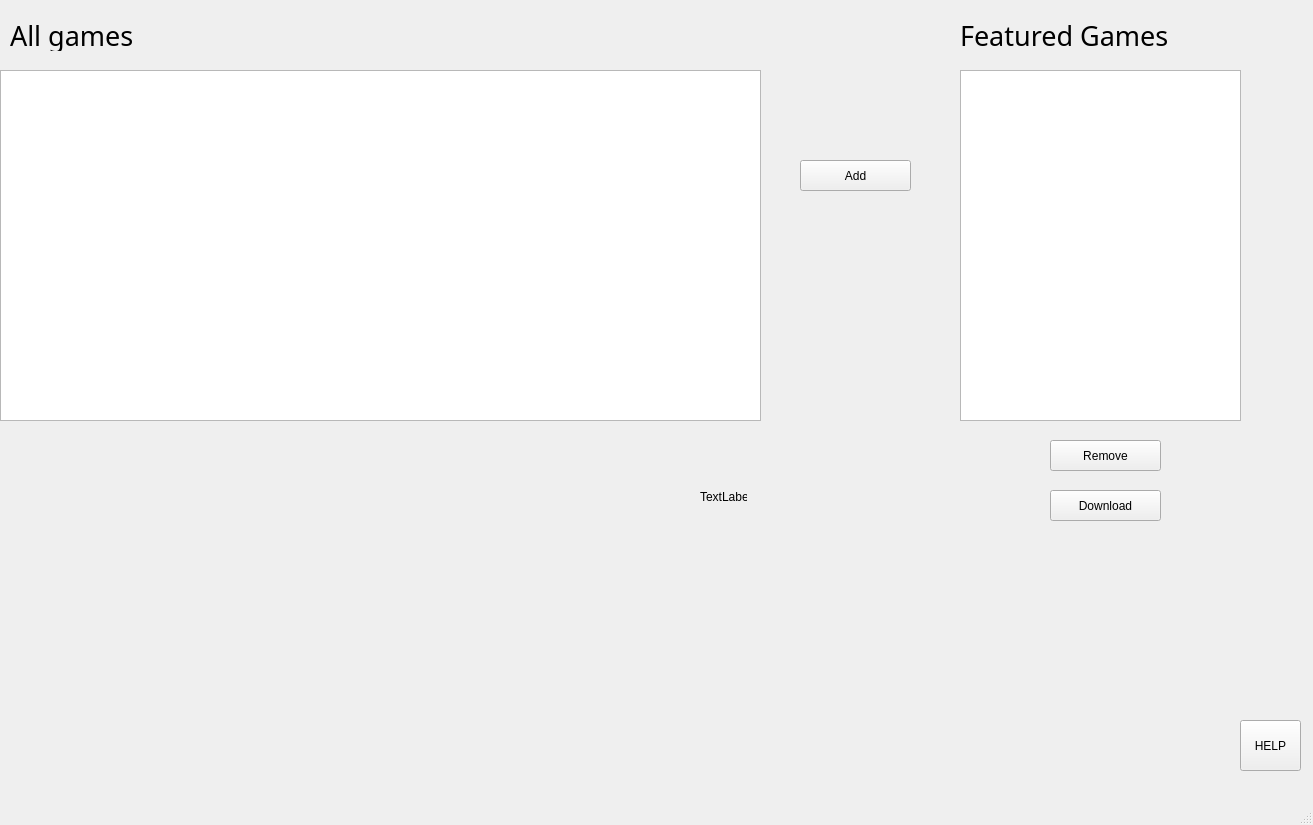
StephenKoulzhik/DSBA_BigHW1, file code/BigHW/mainwindow.ui: the form before one commit.
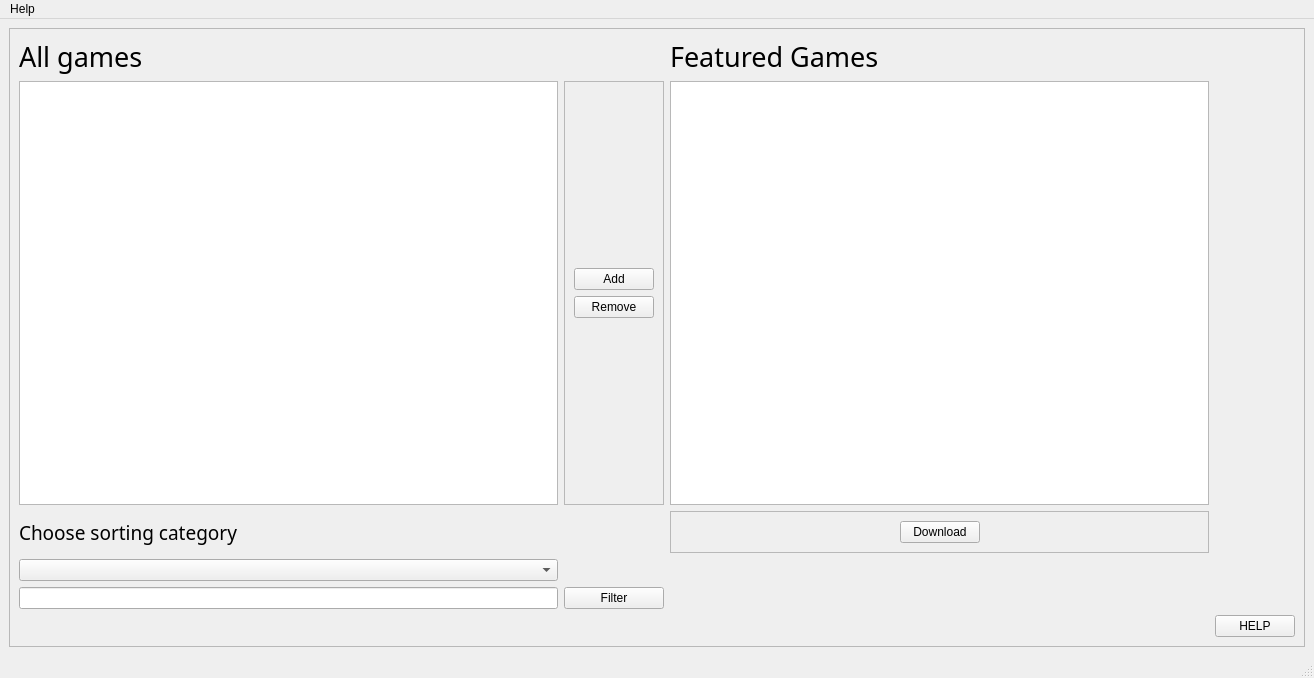
The form after the commit.

Commit message:
Favorite List completed!!!!
The full functionality of favorite list has been added as well as scalability.

```diff
--- a/code/BigHW/mainwindow.ui
+++ b/code/BigHW/mainwindow.ui
@@ -6,8 +6,8 @@
    <rect>
     <x>0</x>
     <y>0</y>
-    <width>1313</width>
-    <height>825</height>
+    <width>1314</width>
+    <height>678</height>
    </rect>
   </property>
   <property name="windowTitle">
@@ -17,41 +17,47 @@
    <bool>true</bool>
   </property>
   <widget class="QWidget" name="centralwidget">
+   <layout class="QGridLayout" name="gridLayout">
+    <item row="6" column="3">
+     <widget class="QFrame" name="frame">
+      <property name="frameShape">
+       <enum>QFrame::StyledPanel</enum>
+      </property>
+      <property name="frameShadow">
+       <enum>QFrame::Raised</enum>
+      </property>
+      <layout class="QGridLayout" name="gridLayout_2">
+       <item row="8" column="4">
    <widget class="QPushButton" name="helpButton">
     <property name="enabled">
      <bool>true</bool>
     </property>
-    <property name="geometry">
-     <rect>
-      <x>1240</x>
-      <y>720</y>
-      <width>61</width>
-      <height>51</height>
-     </rect>
-    </property>
     <property name="text">
      <string>HELP</string>
     </property>
    </widget>
-   <widget class="QTableView" name="tableView">
-    <property name="geometry">
-     <rect>
-      <x>0</x>
-      <y>70</y>
-      <width>761</width>
-      <height>351</height>
-     </rect>
-    </property>
-   </widget>
+       </item>
+       <item row="1" column="3">
+        <widget class="QLabel" name="label_2">
+         <property name="font">
+          <font>
+           <family>Microsoft Tai Le</family>
+           <pointsize>20</pointsize>
+          </font>
+         </property>
+         <property name="autoFillBackground">
+          <bool>true</bool>
+         </property>
+         <property name="text">
+          <string>Featured Games</string>
+         </property>
+        </widget>
+       </item>
+       <item row="7" column="1">
+        <widget class="QLineEdit" name="lineEdit"/>
+       </item>
+       <item row="1" column="1">
    <widget class="QLabel" name="label">
-    <property name="geometry">
-     <rect>
-      <x>10</x>
-      <y>20</y>
-      <width>131</width>
-      <height>31</height>
-     </rect>
-    </property>
     <property name="font">
      <font>
       <family>Microsoft New Tai Lue</family>
@@ -65,60 +71,105 @@
      <string>All games</string>
     </property>
    </widget>
-   <widget class="QListView" name="listView">
-    <property name="geometry">
-     <rect>
-      <x>960</x>
-      <y>70</y>
-      <width>281</width>
-      <height>351</height>
-     </rect>
-    </property>
-   </widget>
-   <widget class="QLabel" name="label_2">
-    <property name="geometry">
-     <rect>
-      <x>960</x>
-      <y>20</y>
-      <width>241</width>
-      <height>31</height>
-     </rect>
-    </property>
+       </item>
+       <item row="4" column="3">
+        <widget class="QFrame" name="frame_3">
+         <property name="frameShape">
+          <enum>QFrame::StyledPanel</enum>
+         </property>
+         <property name="frameShadow">
+          <enum>QFrame::Raised</enum>
+         </property>
+         <layout class="QGridLayout" name="gridLayout_4">
+          <item row="0" column="0">
+           <spacer name="horizontalSpacer">
+            <property name="orientation">
+             <enum>Qt::Horizontal</enum>
+            </property>
+            <property name="sizeHint" stdset="0">
+             <size>
+              <width>40</width>
+              <height>20</height>
+             </size>
+            </property>
+           </spacer>
+          </item>
+          <item row="0" column="1">
+           <widget class="QPushButton" name="downloadButton">
+            <property name="text">
+             <string>Download</string>
+            </property>
+           </widget>
+          </item>
+          <item row="0" column="2">
+           <spacer name="horizontalSpacer_2">
+            <property name="orientation">
+             <enum>Qt::Horizontal</enum>
+            </property>
+            <property name="sizeHint" stdset="0">
+             <size>
+              <width>40</width>
+              <height>20</height>
+             </size>
+            </property>
+           </spacer>
+          </item>
+         </layout>
+        </widget>
+       </item>
+       <item row="3" column="1">
+        <widget class="QTableView" name="tableView"/>
+       </item>
+       <item row="4" column="1">
+        <widget class="QLabel" name="label_3">
     <property name="font">
      <font>
       <family>Microsoft Tai Le</family>
-      <pointsize>20</pointsize>
+           <pointsize>14</pointsize>
      </font>
     </property>
     <property name="autoFillBackground">
      <bool>true</bool>
     </property>
     <property name="text">
-     <string>Featured Games</string>
-    </property>
-   </widget>
+          <string>Choose sorting category</string>
+         </property>
+        </widget>
+       </item>
+       <item row="5" column="1">
+        <widget class="QComboBox" name="comboBox"/>
+       </item>
+       <item row="3" column="2">
+        <widget class="QFrame" name="frame_2">
+         <property name="frameShape">
+          <enum>QFrame::StyledPanel</enum>
+         </property>
+         <property name="frameShadow">
+          <enum>QFrame::Raised</enum>
+         </property>
+         <layout class="QGridLayout" name="gridLayout_3">
+          <item row="1" column="0">
    <widget class="QPushButton" name="addButton">
-    <property name="geometry">
-     <rect>
-      <x>800</x>
-      <y>160</y>
-      <width>111</width>
-      <height>31</height>
-     </rect>
-    </property>
     <property name="text">
      <string>Add</string>
     </property>
    </widget>
+          </item>
+          <item row="3" column="0">
+           <spacer name="verticalSpacer">
+            <property name="orientation">
+             <enum>Qt::Vertical</enum>
+            </property>
+            <property name="sizeHint" stdset="0">
+             <size>
+              <width>20</width>
+              <height>40</height>
+             </size>
+            </property>
+           </spacer>
+          </item>
+          <item row="2" column="0">
    <widget class="QPushButton" name="removeButton">
-    <property name="geometry">
-     <rect>
-      <x>1050</x>
-      <y>440</y>
-      <width>111</width>
-      <height>31</height>
-     </rect>
-    </property>
     <property name="styleSheet">
      <string notr="true"/>
     </property>
@@ -126,42 +177,61 @@
      <string>Remove</string>
     </property>
    </widget>
-   <widget class="QPushButton" name="downloadButton">
-    <property name="geometry">
-     <rect>
-      <x>1050</x>
-      <y>490</y>
-      <width>111</width>
-      <height>31</height>
-     </rect>
-    </property>
-    <property name="text">
-     <string>Download</string>
-    </property>
-   </widget>
-   <widget class="QLabel" name="label_3">
-    <property name="geometry">
-     <rect>
-      <x>700</x>
-      <y>490</y>
-      <width>47</width>
-      <height>13</height>
-     </rect>
-    </property>
+          </item>
+          <item row="0" column="0">
+           <spacer name="verticalSpacer_2">
+            <property name="orientation">
+             <enum>Qt::Vertical</enum>
+            </property>
+            <property name="sizeHint" stdset="0">
+             <size>
+              <width>20</width>
+              <height>40</height>
+             </size>
+            </property>
+           </spacer>
+          </item>
+         </layout>
+        </widget>
+       </item>
+       <item row="7" column="2">
+        <widget class="QPushButton" name="filteringButton">
     <property name="text">
-     <string>TextLabel</string>
-    </property>
-   </widget>
+          <string>Filter</string>
+         </property>
+        </widget>
+       </item>
+       <item row="3" column="3">
+        <widget class="QListView" name="listView">
+         <property name="maximumSize">
+          <size>
+           <width>16777215</width>
+           <height>16777215</height>
+          </size>
+         </property>
+        </widget>
+       </item>
+      </layout>
+     </widget>
+    </item>
+   </layout>
   </widget>
   <widget class="QMenuBar" name="menubar">
    <property name="geometry">
     <rect>
      <x>0</x>
      <y>0</y>
-     <width>1313</width>
+     <width>1314</width>
      <height>21</height>
     </rect>
    </property>
+   <widget class="QMenu" name="menuHelp">
+    <property name="title">
+     <string>Help</string>
+    </property>
+    <addaction name="actionAbout"/>
+   </widget>
+   <addaction name="menuHelp"/>
   </widget>
   <widget class="QStatusBar" name="statusbar"/>
  </widget>
```
Left out of the diff: 5 changed lines with no effect on the pictures. Lines whose indentation alone changed are shown as unchanged. The commit also changes 40 other files.
